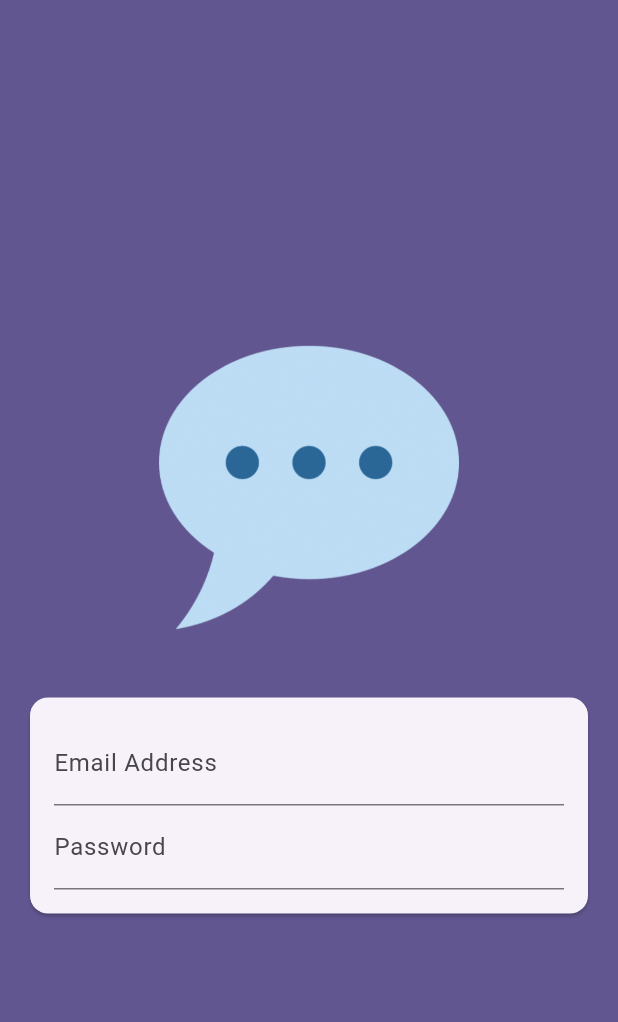
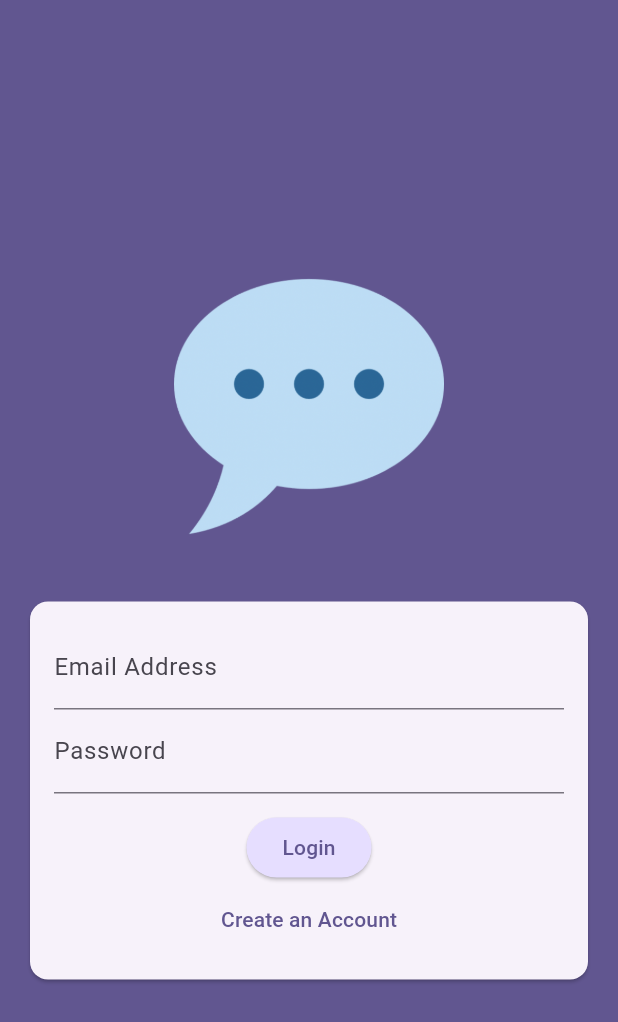
Before and after one commit to vaishali-mukati/My_Chat_repo, a Flutter app: the screen it shows after launch, on a phone screen of 412 x 824 dp. Shown: the top 1022 px of the screen. Run offline on Flutter 3.47's test engine with Material 3 defaults, Android fonts, the phone set to English and light mode, and no system bars.

Commit message:
added buttons

```diff
--- a/lib/screen/auth.dart
+++ b/lib/screen/auth.dart
@@ -8,6 +8,8 @@ class AuthScreen extends StatefulWidget {
 }
 
 class _AuthScreenState extends State<AuthScreen> {
+  var isLogin = true;
+
   @override
   Widget build(BuildContext context) {
     return Scaffold(
@@ -24,7 +26,7 @@ class _AuthScreenState extends State<AuthScreen> {
                   left: 20,
                   right: 20,
                 ),
-                width: 200,
+                width: 180,
                 child: Image.asset('lib/assets/image/chat.png'),
               ),
               Card(
@@ -47,7 +49,28 @@ class _AuthScreenState extends State<AuthScreen> {
                             decoration:
                                 const InputDecoration(labelText: 'Password'),
                             obscureText: true,
-                          )
+                          ),
+                          const SizedBox(height: 12),
+                          ElevatedButton(
+                            onPressed: () {},
+                            style: ElevatedButton.styleFrom(
+                                backgroundColor: Theme.of(context)
+                                    .colorScheme
+                                    .primaryContainer),
+                            child: Text(isLogin ? 'Login' : 'SignUp'),
+                          ),
+                          TextButton(
+                            onPressed: () {
+                              setState(() {
+                                isLogin = !isLogin;
+                              });
+                            },
+                            child: Text(
+                              isLogin
+                                  ? 'Create an Account'
+                                  : 'I already have an account',
+                            ),
+                          ),
                         ],
                       ),
                     ),
```
